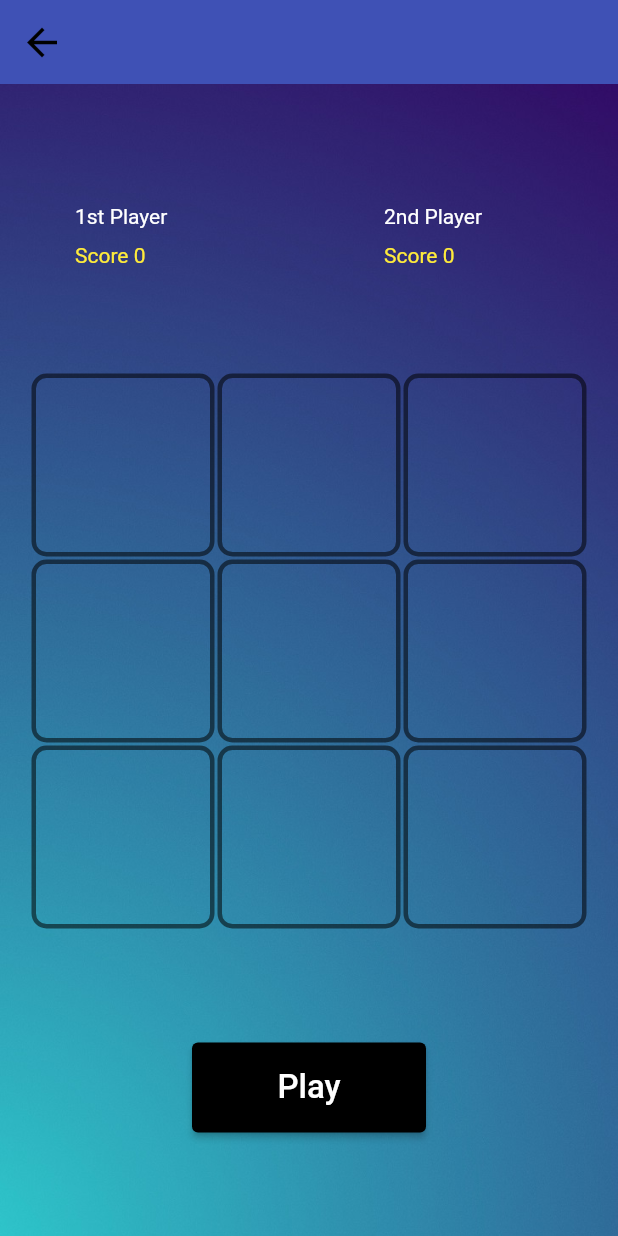
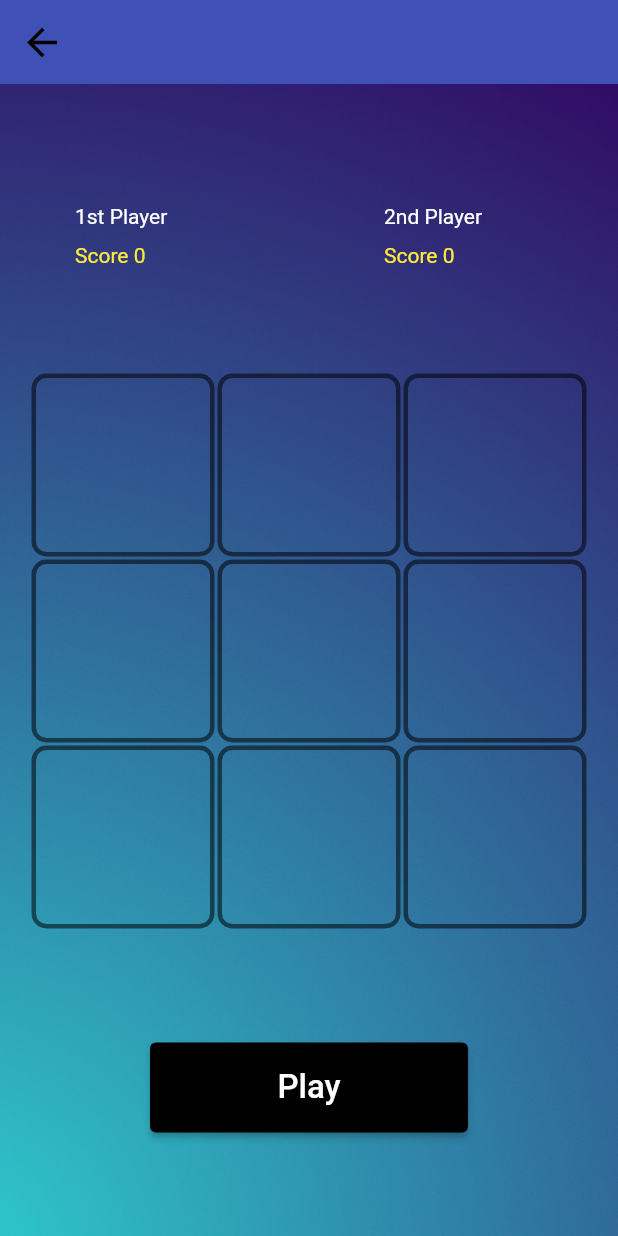
Before and after one commit to Likhaya-coder/tic-tac-toe, a Flutter app: the Game screen opened directly with empty values, on a phone screen of 412 x 824 dp. Run offline on Flutter 3.47's test engine with Material 2 defaults, Android fonts, the phone set to English and light mode, and no system bars.

Commit message:
PlayButton Sized

```diff
--- a/lib/main.dart
+++ b/lib/main.dart
@@ -1,5 +1,6 @@
 import 'package:flutter/material.dart';
 import 'package:tic_tac_toe_game/screens/home.dart';
+
 void main() {
   runApp(const MyApp());
 }
@@ -12,7 +13,8 @@ class MyApp extends StatelessWidget {
       title: 'Tic-Tac-Toe',
       theme: ThemeData(
         primaryColor: Colors.white,
-      ),
+      ),      debugShowCheckedModeBanner: false,
+
       home: const Home(),
     );
   }
--- a/lib/screens/game.dart
+++ b/lib/screens/game.dart
@@ -174,7 +174,7 @@ class _GameState extends State<Game> {
                     ),
                     const SizedBox(height: 20.0),
                     Padding(
-                      padding: const EdgeInsets.symmetric(vertical: 0.0, horizontal: 128.0),
+                      padding: const EdgeInsets.symmetric(vertical: 0.0, horizontal: 100.0),
                       child: ElevatedButton(
                         style: ElevatedButton.styleFrom(
                           backgroundColor: Colors.black,
```
